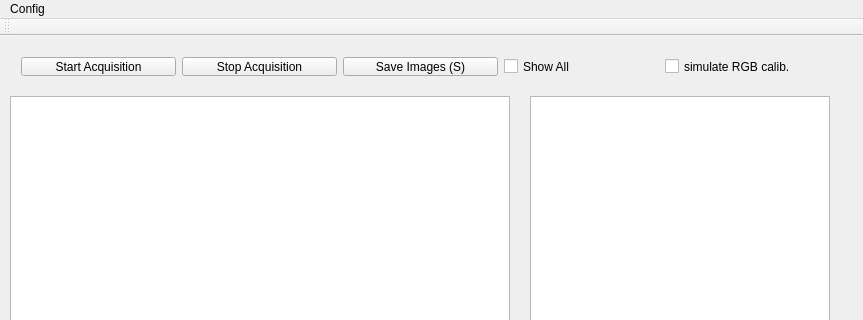
Qt form RGB_NIR_Depth_capture/rgbnird_mainwindow.ui (yudanaz/masterthesis) before a commit; both pictures show x 0 to 863 and y 0 to 320 of the 863 by 704 pixel window.
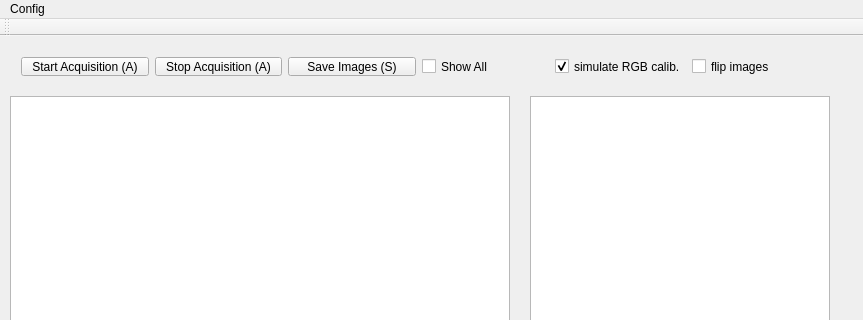
The same form after that commit.

Commit message: RGBDNIR capture: RGB calib simulation OK. mirror images for convenience. More key events. Debugging.

The edit to the form file:
```diff
--- a/RGB_NIR_Depth_capture/rgbnird_mainwindow.ui
+++ b/RGB_NIR_Depth_capture/rgbnird_mainwindow.ui
@@ -27,14 +27,14 @@
      <item>
       <widget class="QPushButton" name="btn_startAcquisition">
        <property name="text">
-        <string>Start Acquisition</string>
+        <string>Start Acquisition (A)</string>
        </property>
       </widget>
      </item>
      <item>
       <widget class="QPushButton" name="btn_stopAcquisition">
        <property name="text">
-        <string>Stop Acquisition</string>
+        <string>Stop Acquisition (A)</string>
        </property>
       </widget>
      </item>
@@ -57,6 +57,19 @@
        <property name="text">
         <string>simulate RGB calib.</string>
        </property>
+       <property name="checked">
+        <bool>true</bool>
+       </property>
+      </widget>
+     </item>
+     <item>
+      <widget class="QCheckBox" name="checkBox_flipImgs">
+       <property name="text">
+        <string>flip images</string>
+       </property>
+       <property name="checked">
+        <bool>false</bool>
+       </property>
       </widget>
      </item>
     </layout>
```
Left out of the diff: 2 changed lines with no effect on the pictures. The commit also changes 7 other files.
